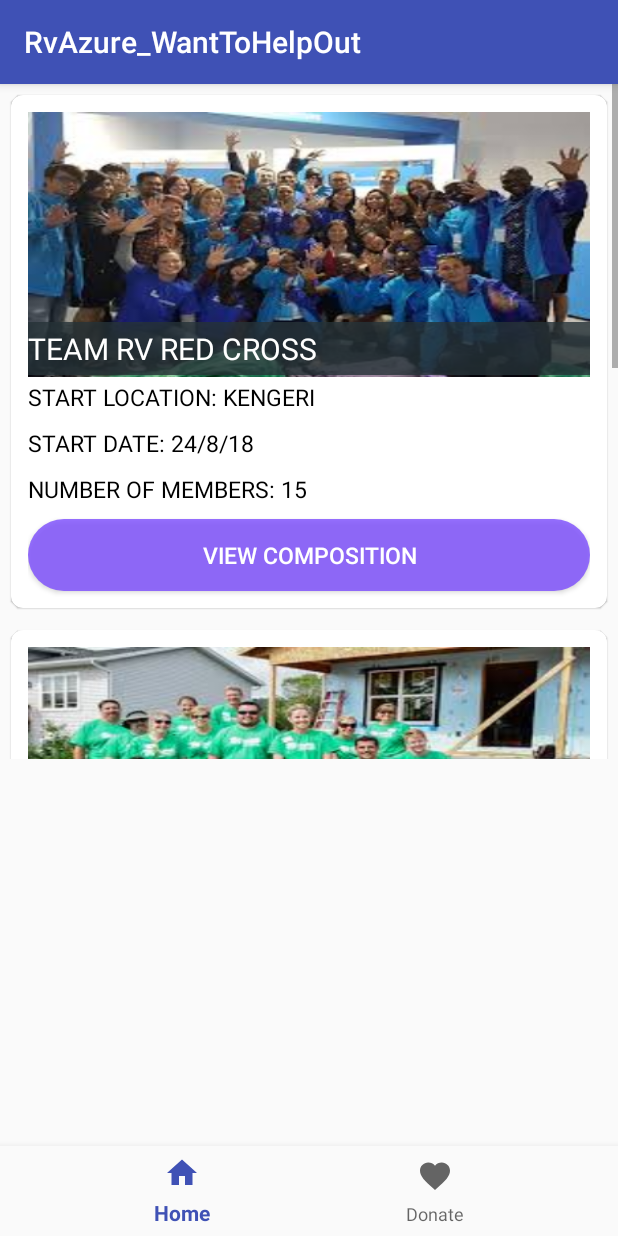
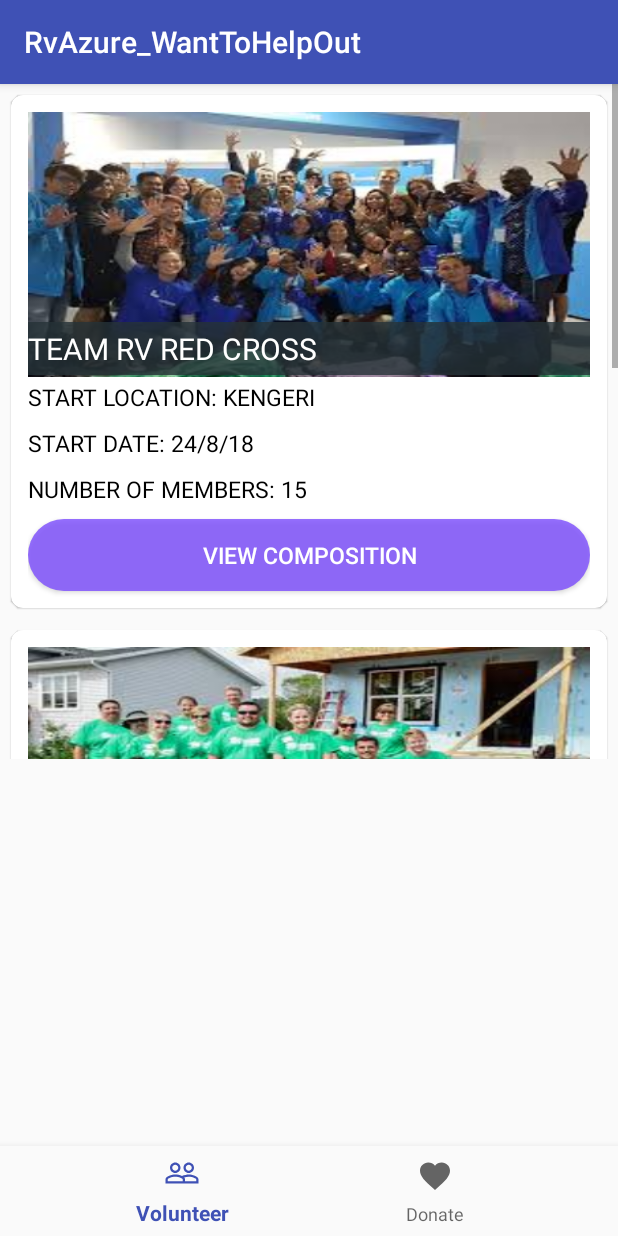
Before and after one commit to Kitwradr/MicrosoftApp, an Android app: the screen it shows after launch (RvAzure_WantToHelpOut), after a tap on "WANT TO HELP OUT?", on a phone screen of 412 x 824 dp. Run offline under Robolectric (Android 15) with nearby library versions, the phone set to English and light mode, and no system bars; 3 other taps on this screen came first.

```diff
--- a/app/src/main/java/c/theinfiniteloop/rvsafe/RvAzure_Disaster_cards.java
+++ b/app/src/main/java/c/theinfiniteloop/rvsafe/RvAzure_Disaster_cards.java
@@ -126,7 +126,7 @@
         BottomNavigationView navigation = (BottomNavigationView) findViewById(R.id.navigation);
         navigation.setOnNavigationItemSelectedListener(mOnNavigationItemSelectedListener);
         FragmentTransaction transaction = getSupportFragmentManager().beginTransaction();
-        transaction.replace(R.id.relativelayouthomepage, RvAzure_Volunteer.newInstance());
+        transaction.replace(R.id.relativelayouthomepage, RvAzure_DisasterCardHome.newInstance());
         transaction.commit();
 
 
--- /dev/null
+++ b/app/src/main/res/drawable/ic_people_outline_black_24dp.xml
@@ -0,0 +1,9 @@
+<vector xmlns:android="http://schemas.android.com/apk/res/android"
+        android:width="24dp"
+        android:height="24dp"
+        android:viewportWidth="24.0"
+        android:viewportHeight="24.0">
+    <path
+        android:fillColor="#FF000000"
+        android:pathData="M16.5,13c-1.2,0 -3.07,0.34 -4.5,1 -1.43,-0.67 -3.3,-1 -4.5,-1C5.33,13 1,14.08 1,16.25L1,19h22v-2.75c0,-2.17 -4.33,-3.25 -6.5,-3.25zM12.5,17.5h-10v-1.25c0,-0.54 2.56,-1.75 5,-1.75s5,1.21 5,1.75v1.25zM21.5,17.5L14,17.5v-1.25c0,-0.46 -0.2,-0.86 -0.52,-1.22 0.88,-0.3 1.96,-0.53 3.02,-0.53 2.44,0 5,1.21 5,1.75v1.25zM7.5,12c1.93,0 3.5,-1.57 3.5,-3.5S9.43,5 7.5,5 4,6.57 4,8.5 5.57,12 7.5,12zM7.5,6.5c1.1,0 2,0.9 2,2s-0.9,2 -2,2 -2,-0.9 -2,-2 0.9,-2 2,-2zM16.5,12c1.93,0 3.5,-1.57 3.5,-3.5S18.43,5 16.5,5 13,6.57 13,8.5s1.57,3.5 3.5,3.5zM16.5,6.5c1.1,0 2,0.9 2,2s-0.9,2 -2,2 -2,-0.9 -2,-2 0.9,-2 2,-2z"/>
+</vector>
--- a/app/src/main/res/menu/navigation.xml
+++ b/app/src/main/res/menu/navigation.xml
@@ -3,8 +3,8 @@
 
     <item
         android:id="@+id/navigation_home"
-        android:icon="@drawable/ic_home_black_24dp"
-        android:title="Home" />
+        android:icon="@drawable/ic_people_outline_black_24dp"
+        android:title="Volunteer" />
 
     <item
         android:id="@+id/navigation_dashboard"
```
Also changed, not shown: app/src/main/java/c/theinfiniteloop/rvsafe/RvAzure_StuckInThisDisaster.java (+57 -5 lines), 6 other files.
